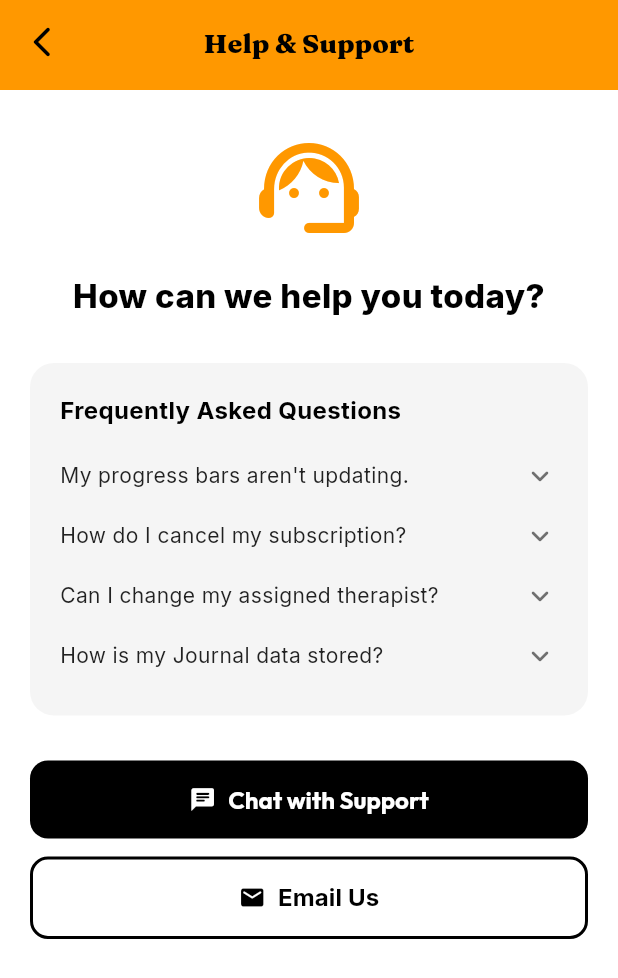
After one commit to mansiverma897993/renkai, a Flutter app: the HomeScreen screen opened directly, after a tap on the "support agent" icon, on a phone screen of 412 x 824 dp. The commit adds this screen. Shown: the top 978 px of the screen. Run offline on Flutter 3.47's test engine with Material 3 defaults, Android fonts, the phone set to English and light mode, and no system bars; our stand-ins replace flutter_riverpod, google_fonts; network calls fail.

Commit message:
Support+UI

```diff
--- a/frontend/lib/features/data/mock_providers.dart
+++ b/frontend/lib/features/data/mock_providers.dart
@@ -46,10 +46,10 @@ final chatProvider = StateProvider<List<ChatMessage>>((ref) => [
 ]);
 
 final therapyTeamProvider = Provider<List<TherapyTeam>>((ref) => [
-  TherapyTeam(name: "Dr. Maahi Madaan", title: "Therapist", imageUrl: "https://i.pravatar.cc/150?img=1"),
-  TherapyTeam(name: "Dr. Jessica", title: "Therapist", imageUrl: "https://i.pravatar.cc/150?img=5"),
-  TherapyTeam(name: "Dr. Mellisa Jones", title: "Therapist", imageUrl: "https://i.pravatar.cc/150?img=9"),
-  TherapyTeam(name: "Dr. Rahul Menon", title: "Therapist", imageUrl: "https://i.pravatar.cc/150?img=11"),
+  TherapyTeam(name: "Dr. Maahi Madaan", title: "Therapist", imageUrl: "https://images.unsplash.com/photo-1559839734-2b71ea197ec2?w=150"),
+  TherapyTeam(name: "Dr. Jessica", title: "Therapist", imageUrl: "https://images.unsplash.com/photo-1594824432258-297ab13f41c6?w=150"),
+  TherapyTeam(name: "Dr. Mellisa Jones", title: "Therapist", imageUrl: "https://images.unsplash.com/photo-1573496359142-b8d87734a5a2?w=150"),
+  TherapyTeam(name: "Dr. Rahul Menon", title: "Therapist", imageUrl: "https://images.unsplash.com/photo-1622253692010-333f2da6031d?w=150"),
 ]);
 
 final communityProvider = Provider<List<CommunityChat>>((ref) => [
@@ -69,3 +69,30 @@ final wellbeingProvider = StateProvider<WellbeingMetrics>((ref) => WellbeingMetr
   waterIntake: 2,
   waterGoal: 2.5,
 ));
+
+class JournalEntry {
+  final String title, preview, emoji, date;
+  final double score;
+  JournalEntry({required this.title, required this.preview, required this.emoji, required this.date, required this.score});
+}
+
+class JournalNotifier extends Notifier<List<JournalEntry>> {
+  @override
+  List<JournalEntry> build() {
+    return [
+      JournalEntry(title: 'Morning Reflection', preview: 'Today feels like a fresh start. I slept well and...', emoji: '😁', date: 'Today', score: 8.0),
+      JournalEntry(title: 'Work Anxiety', preview: 'Felt overwhelmed during the meeting. My chest was tight...', emoji: '😕', date: 'Yesterday', score: 4.0),
+      JournalEntry(title: 'Gratitude Moment', preview: 'Had coffee with a friend. Realized how much I needed that...', emoji: '😊', date: '2 days ago', score: 9.0),
+      JournalEntry(title: 'Late Night Thoughts', preview: 'Can\'t sleep. My mind keeps racing about tomorrow...', emoji: '😢', date: '3 days ago', score: 3.0),
+      JournalEntry(title: 'Breakthrough!', preview: 'Therapy was incredible today. I finally understand why...', emoji: '🙂', date: '4 days ago', score: 7.0),
+    ];
+  }
+
+  void addEntry(JournalEntry entry) {
+    state = [entry, ...state];
+  }
+}
+
+final journalProvider = NotifierProvider<JournalNotifier, List<JournalEntry>>(() {
+  return JournalNotifier();
+});
--- a/frontend/lib/features/home/home_screen.dart
+++ b/frontend/lib/features/home/home_screen.dart
@@ -2,6 +2,7 @@ import 'package:flutter/material.dart';
 import '../../core/theme/app_colors.dart';
 import '../wellbeing/presentation/wellbeing_screen.dart';
 import '../therapy/presentation/therapy_screen.dart';
+import '../support/support_screen.dart';
 
 class HomeScreen extends StatelessWidget {
   const HomeScreen({super.key});
@@ -155,24 +156,24 @@ class HomeScreen extends StatelessWidget {
                     child: Column(
                       crossAxisAlignment: CrossAxisAlignment.end,
                       children: [
-                        Text('Remaining', style: TextStyle(fontSize: 10, color: Colors.black)),
+                        FittedBox(fit: BoxFit.scaleDown, child: Text('Remaining', style: TextStyle(fontSize: 10, color: Colors.black))),
                         Text('33%', style: TextStyle(fontSize: 12, fontWeight: FontWeight.bold, color: Colors.black)),
-                        SizedBox(height: 40), // spacer for pie
+                        SizedBox(height: 25), // spacer for pie
                       ],
                     ),
                   ),
 
                   // Donut Chart Placeholder
                   Container(
-                    width: 140,
-                    height: 140,
+                    width: 90,
+                    height: 90,
                     decoration: BoxDecoration(
                       shape: BoxShape.circle,
                       color: const Color(0xFF00C853), // Green pie part
-                      border: Border.all(color: Colors.white, width: 20),
+                      border: Border.all(color: Colors.white, width: 12),
                     ),
                     child: Container(
-                      margin: const EdgeInsets.all(25),
+                      margin: const EdgeInsets.all(15),
                       decoration: const BoxDecoration(
                         shape: BoxShape.circle,
                         color: Color(0xFFFFC107), // yellow center punch
@@ -188,8 +189,8 @@ class HomeScreen extends StatelessWidget {
                       child: Column(
                         crossAxisAlignment: CrossAxisAlignment.start,
                         children: [
-                          SizedBox(height: 60), // spacer for pie
-                          Text('Completed', style: TextStyle(fontSize: 10, color: Colors.black)),
+                          SizedBox(height: 40), // spacer for pie
+                          FittedBox(fit: BoxFit.scaleDown, child: Text('Completed', style: TextStyle(fontSize: 10, color: Colors.black))),
                           Text('67%', style: TextStyle(fontSize: 12, fontWeight: FontWeight.bold, color: Colors.black)),
                         ],
                       ),
@@ -266,7 +267,7 @@ class HomeScreen extends StatelessWidget {
       ),
 
       floatingActionButton: FloatingActionButton(
-        onPressed: () {},
+        onPressed: () => Navigator.push(context, MaterialPageRoute(builder: (_) => const SupportScreen())),
         backgroundColor: Colors.white, // Chatbot floating button
         elevation: 4,
         shape: RoundedRectangleBorder(borderRadius: BorderRadius.circular(40)),
--- /dev/null
+++ b/frontend/lib/features/support/support_screen.dart
@@ -0,0 +1,110 @@
+import 'package:flutter/material.dart';
+import '../../core/theme/app_colors.dart';
+import '../../app_shell.dart';
+
+class SupportScreen extends StatelessWidget {
+  const SupportScreen({super.key});
+
+  void _safePop(BuildContext context) {
+    if (Navigator.canPop(context)) {
+      Navigator.pop(context);
+    } else {
+      Navigator.pushReplacement(
+        context,
+        MaterialPageRoute(builder: (_) => const AppShell()),
+      );
+    }
+  }
+
+  @override
+  Widget build(BuildContext context) {
+    return Scaffold(
+      backgroundColor: Colors.white,
+      appBar: PreferredSize(
+        preferredSize: const Size.fromHeight(60),
+        child: AppBar(
+          backgroundColor: AppColors.primary,
+          leading: IconButton(
+            icon: const Icon(Icons.arrow_back_ios_new_rounded, color: Colors.black, size: 24),
+            onPressed: () => _safePop(context),
+          ),
+          elevation: 0,
+          title: const Text(
+            'Help & Support',
+            style: TextStyle(color: Colors.black, fontWeight: FontWeight.w800, fontSize: 18),
+          ),
+          centerTitle: true,
+        ),
+      ),
+      body: SingleChildScrollView(
+        padding: const EdgeInsets.symmetric(horizontal: 20, vertical: 25),
+        child: Column(
+          crossAxisAlignment: CrossAxisAlignment.stretch,
+          children: [
+            const Icon(Icons.support_agent_rounded, size: 80, color: AppColors.primary),
+            const SizedBox(height: 16),
+            const Text(
+              'How can we help you today?',
+              textAlign: TextAlign.center,
+              style: TextStyle(fontSize: 22, fontWeight: FontWeight.w800, color: Colors.black),
+            ),
+            const SizedBox(height: 30),
+            Container(
+              padding: const EdgeInsets.all(20),
+              decoration: BoxDecoration(
+                color: Colors.grey[100],
+                borderRadius: BorderRadius.circular(16),
+              ),
+              child: Column(
+                crossAxisAlignment: CrossAxisAlignment.start,
+                children: [
+                  const Text('Frequently Asked Questions', style: TextStyle(fontSize: 16, fontWeight: FontWeight.bold, color: Colors.black)),
+                  const SizedBox(height: 12),
+                  _buildFaqItem('My progress bars aren\'t updating.'),
+                  _buildFaqItem('How do I cancel my subscription?'),
+                  _buildFaqItem('Can I change my assigned therapist?'),
+                  _buildFaqItem('How is my Journal data stored?'),
+                ],
+              ),
+            ),
+            const SizedBox(height: 30),
+            ElevatedButton.icon(
+              onPressed: () {},
+              icon: const Icon(Icons.chat_rounded, color: Colors.white),
+              label: const Text('Chat with Support', style: TextStyle(color: Colors.white, fontSize: 16, fontWeight: FontWeight.bold)),
+              style: ElevatedButton.styleFrom(
+                backgroundColor: Colors.black,
+                padding: const EdgeInsets.symmetric(vertical: 16),
+                shape: RoundedRectangleBorder(borderRadius: BorderRadius.circular(12)),
+              ),
+            ),
+            const SizedBox(height: 12),
+            OutlinedButton.icon(
+              onPressed: () {},
+              icon: const Icon(Icons.email_rounded, color: Colors.black),
+              label: const Text('Email Us', style: TextStyle(color: Colors.black, fontSize: 16, fontWeight: FontWeight.bold)),
+              style: OutlinedButton.styleFrom(
+                side: const BorderSide(color: Colors.black, width: 2),
+                padding: const EdgeInsets.symmetric(vertical: 16),
+                shape: RoundedRectangleBorder(borderRadius: BorderRadius.circular(12)),
+              ),
+            ),
+          ],
+        ),
+      ),
+    );
+  }
+
+  Widget _buildFaqItem(String title) {
+    return Padding(
+      padding: const EdgeInsets.symmetric(vertical: 8.0),
+      child: Row(
+        mainAxisAlignment: MainAxisAlignment.spaceBetween,
+        children: [
+          Expanded(child: Text(title, style: const TextStyle(fontSize: 14, color: Colors.black87))),
+          const Icon(Icons.keyboard_arrow_down_rounded, color: Colors.black54),
+        ],
+      ),
+    );
+  }
+}
```
Also changed, not shown: frontend/lib/features/community/presentation/community_screen.dart (+10 -1 lines), frontend/lib/features/journal/journal_entry_editor.dart (+33 -5 lines), frontend/lib/features/journal/journal_screen.dart (+14 -19 lines), frontend/lib/features/mood/mood_entry_screen.dart (+12 -1 lines), frontend/lib/features/profile/breathing_screen.dart (+10 -1 lines), frontend/lib/features/therapy/presentation/therapy_screen.dart (+12 -3 lines), frontend/lib/features/wellbeing/presentation/wellbeing_screen.dart (+10 -1 lines).
